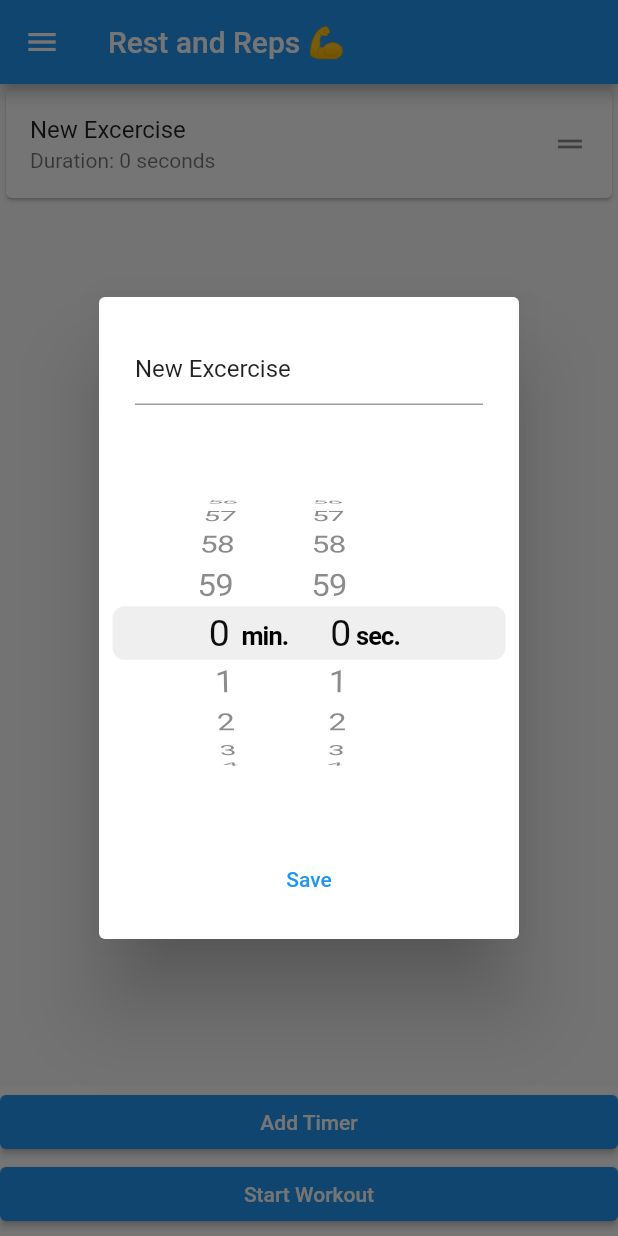
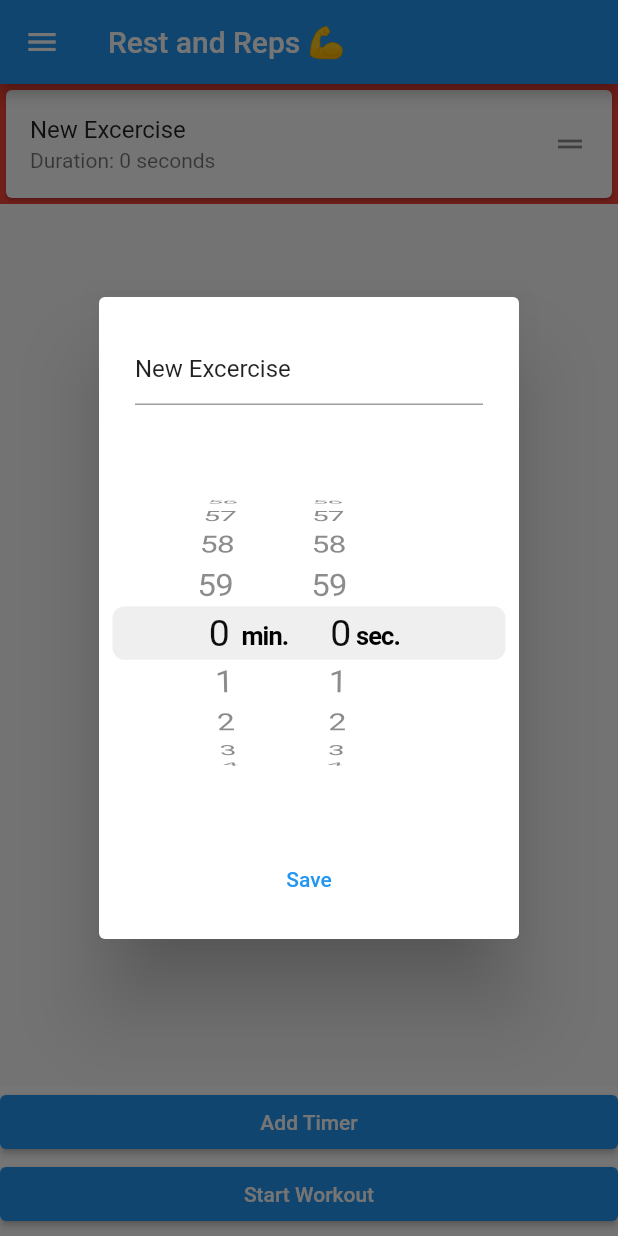
Before and after one commit to BoxedFruits/Reps-and-Rest, a Flutter app: the screen it shows after launch, after a tap on "Add Timer", after a tap on "New Excercise", on a phone screen of 412 x 824 dp. Run offline on Flutter 3.47's test engine with Material 2 defaults, Android fonts, the phone set to English and light mode, and no system bars; our stand-ins replace shared_preferences; missing offline and left inert: flutter_sound, pausable_timer; statements that could not run were skipped.

Commit message:
UI enchancements

```diff
--- a/lib/ExcerciseTimerList.dart
+++ b/lib/ExcerciseTimerList.dart
@@ -51,8 +51,14 @@ class _ExcerciseTimerListState extends State<ExcerciseTimerList> {
 
   _buildTimer(int timerIndex) {
     //Because using a ReorderableListView, the list items get rebuild on long presses and drags which means that their key also changes.
-    //Using the hash of the widget to get around using the same key. Not the best solution but it works for now.
-    return Dismissible(
+    //Using the hash of the widget to get around using the same key. Not the best solution but it works for now
+    return Container(
+        color:
+            timerIndex == currentTimerIndex ? Colors.red : Colors.transparent,
+        key: Key(widget.timers![timerIndex].excerciseName +
+            "_" +
+            widget.timers![timerIndex].hashCode.toRadixString(3)),
+        child: Dismissible(
             key: Key(widget.timers![timerIndex].excerciseName +
                 "_" +
                 widget.timers![timerIndex].hashCode.toRadixString(3)),
@@ -62,12 +68,11 @@ class _ExcerciseTimerListState extends State<ExcerciseTimerList> {
               setState(() {
                 widget.timers?.removeAt(timerIndex);
               });
-        });
+            }));
   }
 
   _startWorkout() {
     //Start at 0 index of timers and start duration. Highlight current Timer?
-    //Play sound at callback? If the sound has like 5 beats , can just add 5 more seconds to every timer so that it gives the user a headsup before the next excercise
     if (currentTimerIndex < widget.timers!.length) {
       setState(() {
         actionText = "Pause Workout";
```
Also changed, not shown: lib/WorkoutList.dart (+14 -3 lines). Lines whose indentation alone changed are shown as unchanged.
